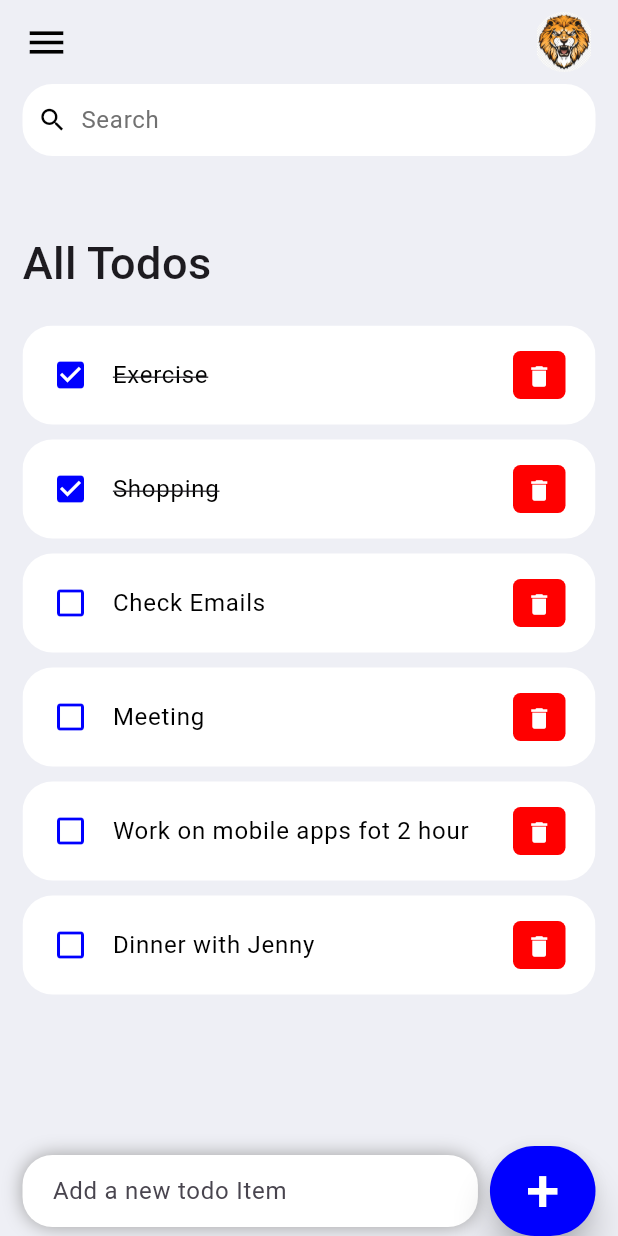
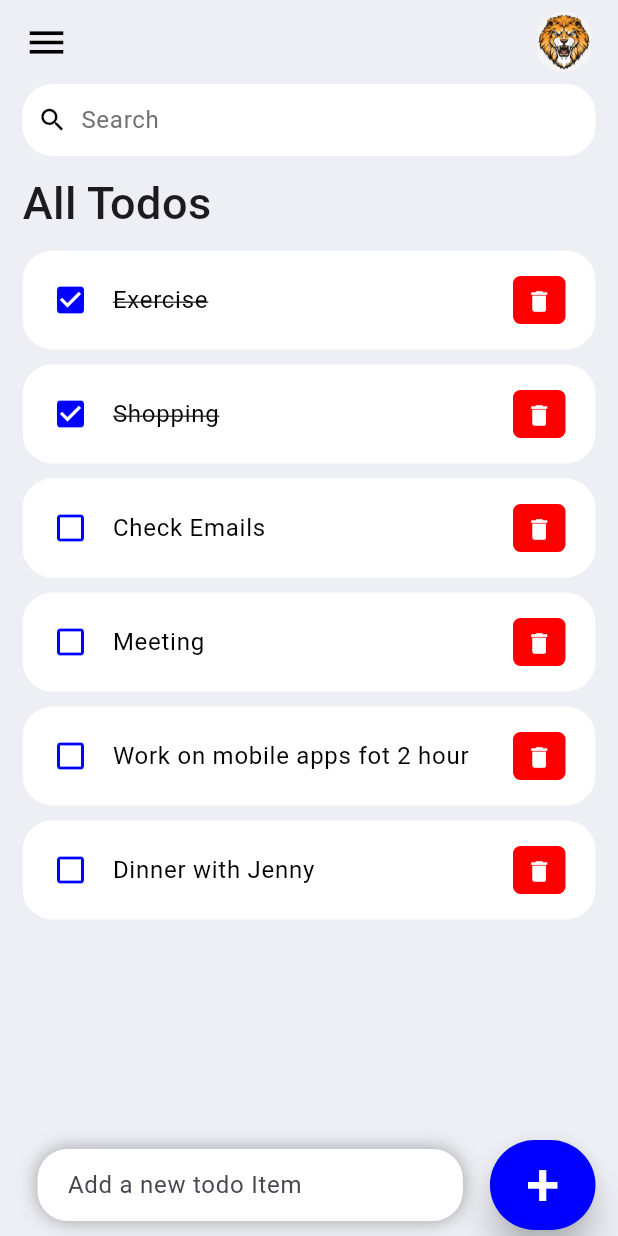
Before and after one commit to marcinherman/ToDoList, a Flutter app: the screen it shows after launch, on a phone screen of 412 x 824 dp. Run offline on Flutter 3.47's test engine with Material 3 defaults, Android fonts, the phone set to English and light mode, and no system bars.

Commit message:
padding on bottom

```diff
--- a/lib/presentation/home/home.dart
+++ b/lib/presentation/home/home.dart
@@ -181,6 +181,13 @@ class _HomeState extends State<Home> {
     return Row(
       children: [
         Expanded(
+          child: Padding(
+            padding: const EdgeInsets.only(
+              right: 10,
+              left: 10,
+              top: 10,
+              bottom: 10,
+            ),
             child: DecoratedBox(
               decoration: BoxDecoration(
                 color: Colors.white,
@@ -206,12 +213,18 @@ class _HomeState extends State<Home> {
               ),
             ),
           ),
-        const SizedBox(width: 8),
+        ),
+        const SizedBox(
+          width: 8,
+        ),
         ElevatedButton(
           onPressed: () => _addToDoItem(_todoController.text),
           style: ElevatedButton.styleFrom(
             backgroundColor: tdBlue,
-            minimumSize: const Size(60, 60),
+            minimumSize: const Size(
+              60,
+              60,
+            ),
             elevation: 10,
           ),
           child: const Text(
@@ -229,8 +242,8 @@ class _HomeState extends State<Home> {
   Widget _buildListHeader(BuildContext context) {
     return const Padding(
       padding: EdgeInsets.only(
-        top: 50,
-        bottom: 20,
+        top: 10,
+        bottom: 10,
       ),
       child: Text(
         'All Todos',
```
Lines whose indentation alone changed are shown as unchanged.
